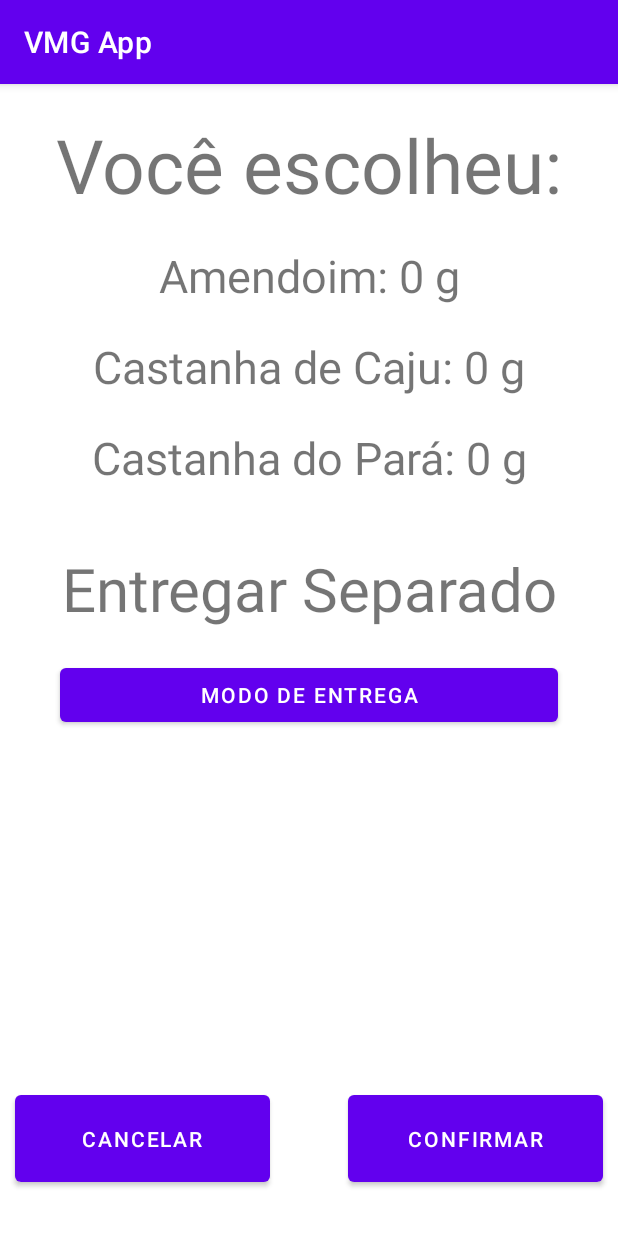
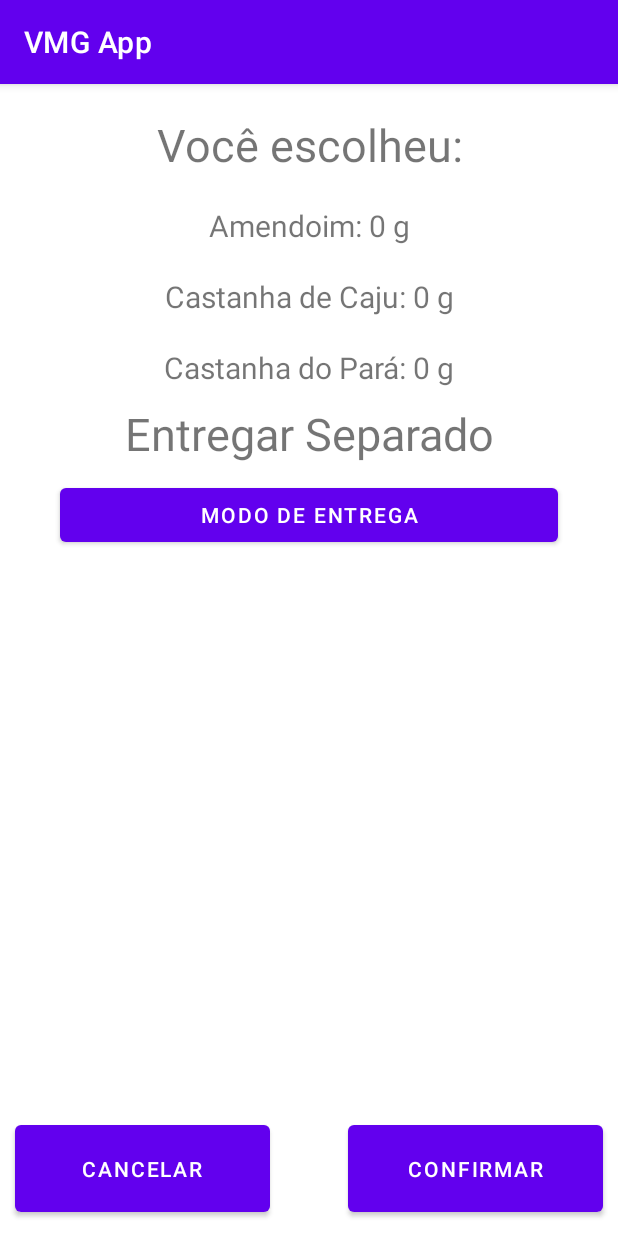
Before and after one commit to Pieraqua/VMG_VendingMachineGranel, an Android app: the ConfirmacaoCompra screen opened directly, with no data from a screen before it, on a phone screen of 412 x 824 dp. Run offline under Robolectric (Android 15) with nearby library versions, the phone set to English and light mode, and no system bars.

Commit message:
leitura de pacots

```diff
--- a/VmgApp/app/src/main/res/layout/activity_confirmacao_compra.xml
+++ b/VmgApp/app/src/main/res/layout/activity_confirmacao_compra.xml
@@ -12,7 +12,7 @@
         android:text="@string/tvItem1Confirmacao"
         android:id="@+id/tvItem1Confirmacao"
         android:textAlignment="center"
-        android:textSize="30sp"
+        android:textSize="20sp"
         android:layout_marginVertical="20sp"
         app:layout_constraintTop_toBottomOf="@id/voceEscolheu"
         />
@@ -23,7 +23,7 @@
         android:text="@string/tvItem2Confirmacao"
         android:id="@+id/tvItem2Confirmacao"
         android:textAlignment="center"
-        android:textSize="30sp"
+        android:textSize="20sp"
         android:layout_marginVertical="20sp"
         app:layout_constraintTop_toBottomOf="@id/tvItem1Confirmacao"/>
 
@@ -33,7 +33,7 @@
         android:text="@string/tvItem3Confirmacao"
         android:id="@+id/tvItem3Confirmacao"
         android:textAlignment="center"
-        android:textSize="30sp"
+        android:textSize="20sp"
         android:layout_marginVertical="20sp"
         app:layout_constraintTop_toBottomOf="@id/tvItem2Confirmacao"/>
 
@@ -43,7 +43,7 @@
         android:text="@string/voceEscolheu"
         android:id="@+id/voceEscolheu"
         android:textAlignment="center"
-        android:textSize="50sp"
+        android:textSize="30sp"
         android:layout_marginVertical="20sp"
         app:layout_constraintTop_toTopOf="parent"/>
 
@@ -53,7 +53,7 @@
         app:layout_constraintTop_toBottomOf="@id/modoMisto"
         android:text="@string/botaoModoMisto"
         android:id="@+id/botaoModoMisto"
-        android:layout_marginTop="20sp"
+        android:layout_marginTop="10sp"
         android:layout_marginHorizontal="40sp"/>
 
     <TextView
@@ -62,9 +62,9 @@
         android:text="@string/modoMisto"
         android:id="@+id/modoMisto"
         android:textAlignment="center"
-        android:layout_marginTop="40sp"
+        android:layout_marginTop="10sp"
         android:layout_marginHorizontal="20sp"
-        android:textSize="40sp"
+        android:textSize="30sp"
         app:layout_constraintTop_toBottomOf="@id/tvItem3Confirmacao"/>
 
 
@@ -73,7 +73,7 @@
         android:layout_height="70dp"
         android:id="@+id/confirmarCompra"
         android:text="@string/confirmarCompra"
-        android:layout_marginBottom="30dp"
+        android:layout_marginBottom="10dp"
         android:layout_marginHorizontal="10dp"
         app:layout_constraintBottom_toBottomOf="parent"
         app:layout_constraintRight_toRightOf="parent"/>
@@ -92,7 +92,7 @@
         android:layout_height="70dp"
         android:id="@+id/botaoCancelar"
         android:text="@string/cancelarCompra"
-        android:layout_marginBottom="30dp"
+        android:layout_marginBottom="10dp"
         android:layout_marginHorizontal="10dp"
         app:layout_constraintBottom_toBottomOf="parent"
         app:layout_constraintLeft_toLeftOf="parent"/>
--- a/VmgApp/app/src/main/res/layout/activity_selecao_produtos.xml
+++ b/VmgApp/app/src/main/res/layout/activity_selecao_produtos.xml
@@ -11,9 +11,9 @@
         android:layout_height="wrap_content"
         android:textAlignment="center"
         android:textColor="@color/black"
-        android:textSize="30dp"
+        android:textSize="20sp"
         android:text="@string/selecioneProdutos"
-        android:layout_marginTop="30dp"
+        android:layout_marginTop="10dp"
         app:layout_constraintTop_toTopOf="parent"
 
         />
@@ -49,7 +49,7 @@
         android:text="@string/voceSelecionou"
         app:layout_constraintTop_toBottomOf="@id/item3"
         android:background="@color/purple_200"
-        android:layout_marginTop="30dp"
+        android:layout_marginTop="10sp"
         />
     <TextView
         android:id="@+id/tvItem1"
```
Also changed, not shown: 4 other files.
